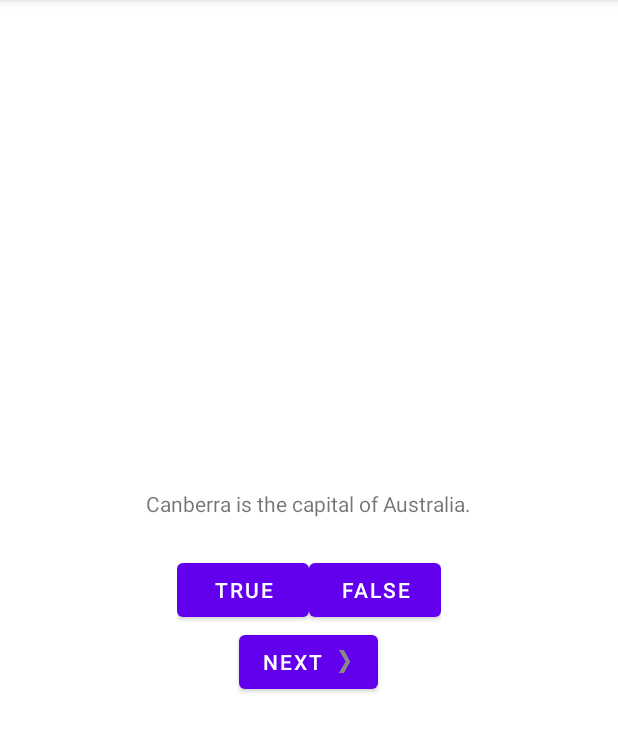
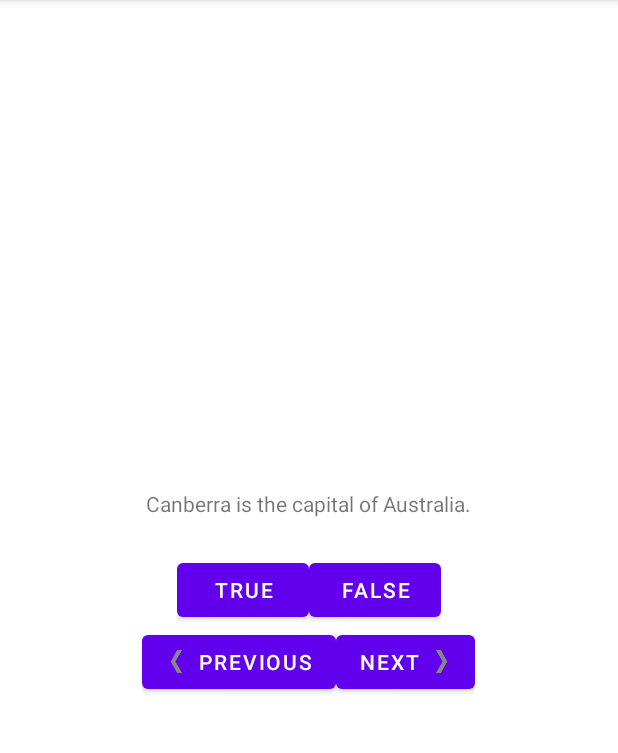
Before and after one commit to trungnguyen10/geoquiz, an Android app: the screen it shows after launch (QuizActivity), on a phone screen of 412 x 824 dp, the part 84-837 px from its top. Run offline under Robolectric (Android 15) with nearby library versions, the phone set to English and light mode, and no system bars.

Commit message:
add PreviousButton and its functionality

```diff
--- a/app/src/main/java/com/trung/geoquiz/QuizActivity.java
+++ b/app/src/main/java/com/trung/geoquiz/QuizActivity.java
@@ -15,6 +15,7 @@ public class QuizActivity extends AppCompatActivity {
     private Button mTrueButton;
     private Button mFalseButton;
     private Button mNextButton;
+    private Button mPreviousButton;
     private TextView mQuestionTextView;
 
     private Question[] mQuestionBank = new Question[]{
@@ -36,6 +37,11 @@ public class QuizActivity extends AppCompatActivity {
         mQuestionTextView = (TextView) findViewById(R.id.question_text_view);
         updateQuestion();
 
+        mQuestionTextView.setOnClickListener(view -> {
+            mCurrentIndex= (mCurrentIndex + 1) % mQuestionBank.length;
+            updateQuestion();
+        });
+
         mTrueButton = (Button) findViewById(R.id.true_button);
         mTrueButton.setOnClickListener(view -> {
             checkAnswer(true);
@@ -49,6 +55,12 @@ public class QuizActivity extends AppCompatActivity {
         mNextButton = (Button) findViewById(R.id.next_button);
         mNextButton.setOnClickListener(view -> {
             mCurrentIndex= (mCurrentIndex + 1) % mQuestionBank.length;
+            updateQuestion();
+        });
+
+        mPreviousButton = (Button) findViewById(R.id.previous_button);
+        mPreviousButton.setOnClickListener(view -> {
+            mCurrentIndex = ((mCurrentIndex - 1) % mQuestionBank.length + mQuestionBank.length) % mQuestionBank.length;
             updateQuestion();
         });
     }
--- a/app/src/main/res/layout/activity_quiz.xml
+++ b/app/src/main/res/layout/activity_quiz.xml
@@ -1,5 +1,4 @@
-<?xml version="1.0" encoding="utf-8"?>
-<!--<androidx.constraintlayout.widget.ConstraintLayout xmlns:android="http://schemas.android.com/apk/res/android"-->
+<?xml version="1.0" encoding="utf-8"?><!--<androidx.constraintlayout.widget.ConstraintLayout xmlns:android="http://schemas.android.com/apk/res/android"-->
 <!--    xmlns:app="http://schemas.android.com/apk/res-auto"-->
 <!--    xmlns:tools="http://schemas.android.com/tools"-->
 <!--    android:layout_width="match_parent"-->
@@ -18,7 +17,7 @@
         android:id="@+id/question_text_view"
         android:layout_width="wrap_content"
         android:layout_height="wrap_content"
-        android:padding="24dp"/>
+        android:padding="24dp" />
 
     <LinearLayout
         android:layout_width="wrap_content"
@@ -38,11 +37,27 @@
             android:text="@string/false_button" />
     </LinearLayout>
 
-    <Button
-        android:id="@+id/next_button"
+    <LinearLayout
         android:layout_width="wrap_content"
         android:layout_height="wrap_content"
-        android:text="@string/next_button"
-        android:drawableRight="@drawable/arrow_right"
-        android:drawablePadding="4dp"/>
+        android:orientation="horizontal">
+
+        <Button
+            android:id="@+id/previous_button"
+            android:layout_width="wrap_content"
+            android:layout_height="wrap_content"
+            android:drawableLeft="@drawable/arrow_left"
+            android:drawablePadding="4dp"
+            android:text="@string/previous_button"/>
+
+        <Button
+            android:id="@+id/next_button"
+            android:layout_width="wrap_content"
+            android:layout_height="wrap_content"
+            android:drawableRight="@drawable/arrow_right"
+            android:drawablePadding="4dp"
+            android:text="@string/next_button" />
+
+    </LinearLayout>
+
 </LinearLayout>
--- a/app/src/main/res/values/strings.xml
+++ b/app/src/main/res/values/strings.xml
@@ -4,6 +4,7 @@
     <string name="true_button">True</string>
     <string name="false_button">False</string>
     <string name="next_button">Next</string>
+    <string name="previous_button">Previous</string>
     <string name="correct_toast">Correct!</string>
     <string name="incorrect_toast">Incorrect!</string>
     <string name="question_australia">Canberra is the capital of Australia.</string>
```
